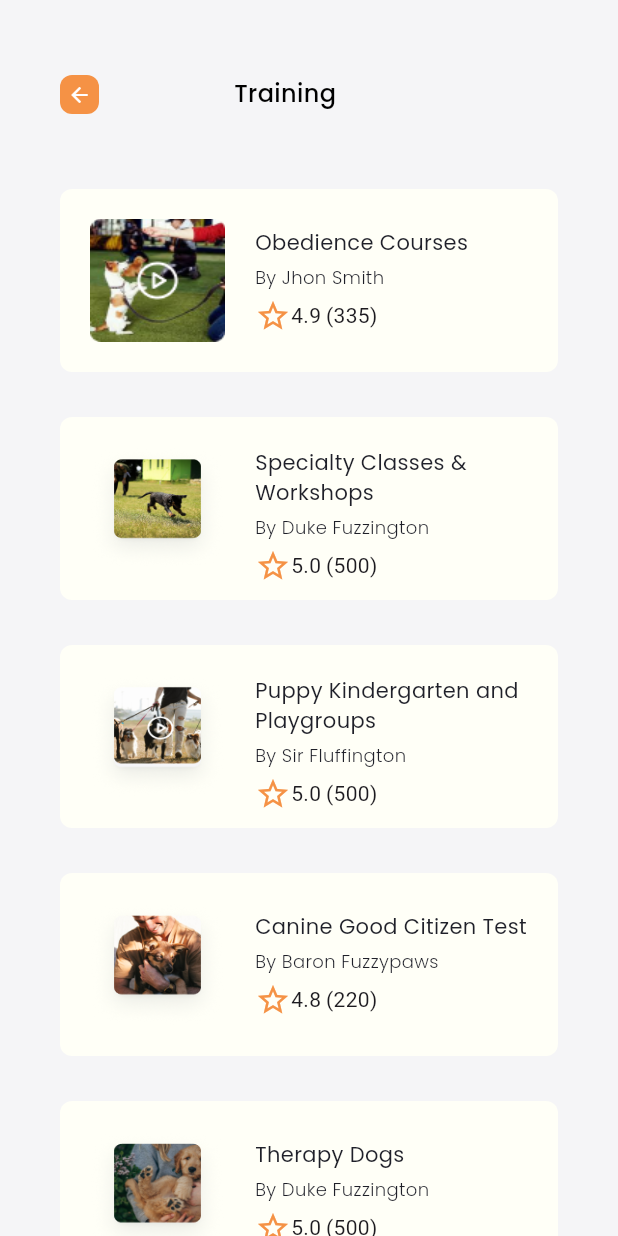
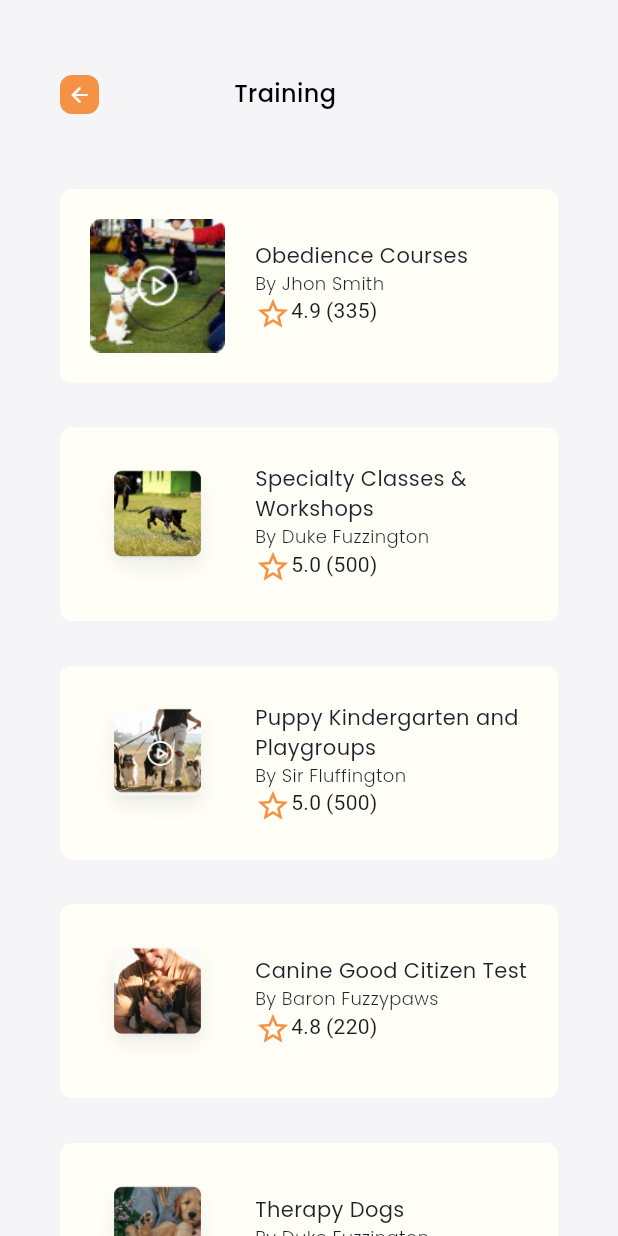
Before and after one commit to Vinay1513/PetGuardian, a Flutter app: the TrainingScreen screen opened directly, on a phone screen of 412 x 824 dp. Run offline on Flutter 3.47's test engine with Material 3 defaults, Android fonts, the light colour scheme and no system bars; our stand-ins replace google_fonts.

Commit message:
petcareapp

```diff
--- a/petcare_app/lib/Screens/dashboardscreen.dart
+++ b/petcare_app/lib/Screens/dashboardscreen.dart
@@ -185,7 +185,7 @@ class _DashBoardScreenState extends State<DashBoardScreen> {
                 ),
                 const Spacer(),
                 Padding(
-                  padding: const EdgeInsets.only(right: 110.0),
+                  padding: const EdgeInsets.only(right: 70.0),
                   child: Text(
                     "See All",
                     style: GoogleFonts.poppins(
--- a/petcare_app/lib/Screens/trainingscreen.dart
+++ b/petcare_app/lib/Screens/trainingscreen.dart
@@ -104,7 +104,7 @@ class _TrainingScreenState extends State<TrainingScreen> {
                 itemCount: items.length,
                 itemBuilder: (context, index) {
                   return Container(
-                    height: 122,
+                    height: 129,
                     width: 327,
                     margin: EdgeInsets.only(top: 30, left: 40, right: 40),
                     padding: EdgeInsets.all(20),
@@ -135,7 +135,6 @@ class _TrainingScreenState extends State<TrainingScreen> {
                                   color: const Color.fromRGBO(31, 32, 41, 1),
                                 ),
                               ),
-                              SizedBox(height: 5),
                               Text(
                                 items[index]['subtitle'],
                                 style: GoogleFonts.poppins(
@@ -144,8 +143,8 @@ class _TrainingScreenState extends State<TrainingScreen> {
                                   color: const Color.fromRGBO(31, 32, 41, 1),
                                 ),
                               ),
-                              SizedBox(height: 5),
                               Row(
+                                crossAxisAlignment: CrossAxisAlignment.start,
                                 children: [
                                   Icon(
                                     Icons.star_border_outlined,
```
Also changed, not shown: petcare_app/lib/Screens/detailscreen.dart (+8 -3 lines), petcare_app/lib/Screens/veterenaryscreen.dart (+19 -9 lines), petcare_app/lib/main.dart (+3 -7 lines).
